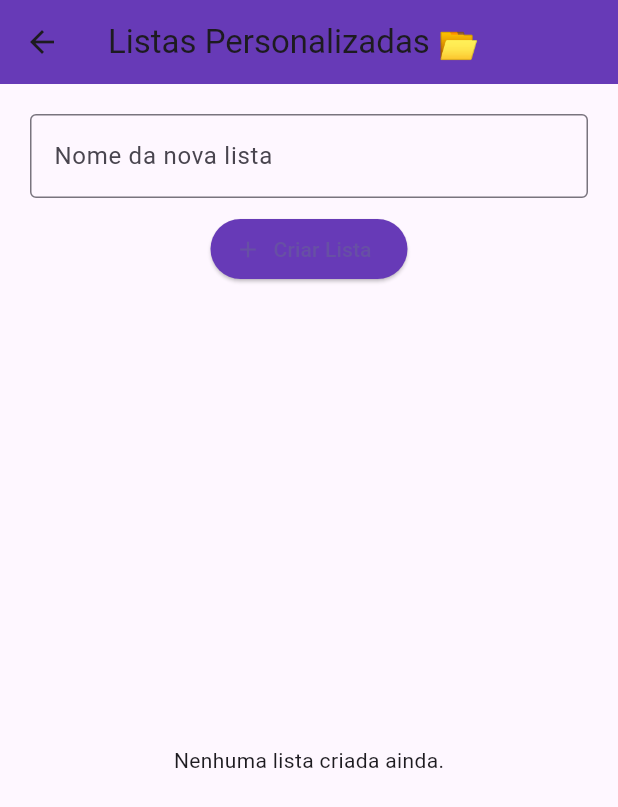
After one commit to GabriellAlvess/TrabalhoA1_Prog.Mobile1, a Flutter app: the ListasPersonalizadasScreen screen opened directly, on a phone screen of 412 x 824 dp. The commit adds this screen. Shown: the top 807 px of the screen. Run offline on Flutter 3.47's test engine with Material 3 defaults, Android fonts, the phone set to English and light mode, and no system bars; network calls fail.

Commit message:
adicionando o botão listas personalizadas

```diff
--- /dev/null
+++ b/lib/listas_personalizadas.dart
@@ -0,0 +1,73 @@
+import 'package:flutter/material.dart';
+
+class ListasPersonalizadasScreen extends StatefulWidget {
+  @override
+  _ListasPersonalizadasScreenState createState() => _ListasPersonalizadasScreenState();
+}
+
+class _ListasPersonalizadasScreenState extends State<ListasPersonalizadasScreen> {
+  final TextEditingController _nomeListaController = TextEditingController();
+  List<String> listas = [];
+
+  void _adicionarLista() {
+    String nome = _nomeListaController.text.trim();
+    if (nome.isNotEmpty) {
+      setState(() {
+        listas.add(nome);
+        _nomeListaController.clear();
+      });
+    }
+  }
+
+  @override
+  Widget build(BuildContext context) {
+    return Scaffold(
+      appBar: AppBar(
+        title: Text("Listas Personalizadas 📂"),
+        backgroundColor: Colors.deepPurple,
+      ),
+      body: Padding(
+        padding: const EdgeInsets.all(20.0),
+        child: Column(
+          children: [
+            TextField(
+              controller: _nomeListaController,
+              decoration: InputDecoration(
+                labelText: "Nome da nova lista",
+                border: OutlineInputBorder(),
+              ),
+            ),
+            SizedBox(height: 10),
+            ElevatedButton.icon(
+              onPressed: _adicionarLista,
+              icon: Icon(Icons.add),
+              label: Text("Criar Lista"),
+              style: ElevatedButton.styleFrom(
+                backgroundColor: Colors.deepPurple,
+              ),
+            ),
+            SizedBox(height: 20),
+            Expanded(
+              child: listas.isEmpty
+                  ? Center(child: Text("Nenhuma lista criada ainda."))
+                  : ListView.builder(
+                itemCount: listas.length,
+                itemBuilder: (context, index) {
+                  return Card(
+                    child: ListTile(
+                      title: Text(listas[index]),
+                      trailing: Icon(Icons.arrow_forward_ios),
+                      onTap: () {
+                        // Aqui você pode abrir a lista e exibir os filmes dentro dela futuramente
+                      },
+                    ),
+                  );
+                },
+              ),
+            )
+          ],
+        ),
+      ),
+    );
+  }
+}
```
Also changed, not shown: lib/lista_personalizada.dart (deleted, +0 -46 lines), lib/perfil.dart (+10 -4 lines).
